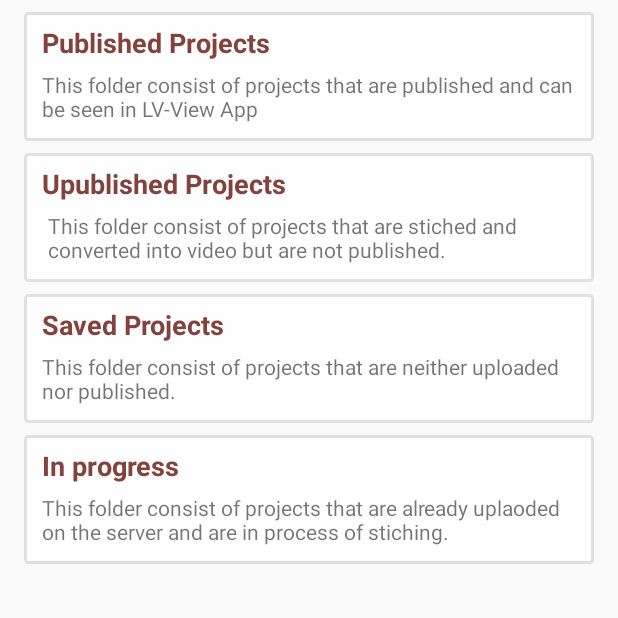
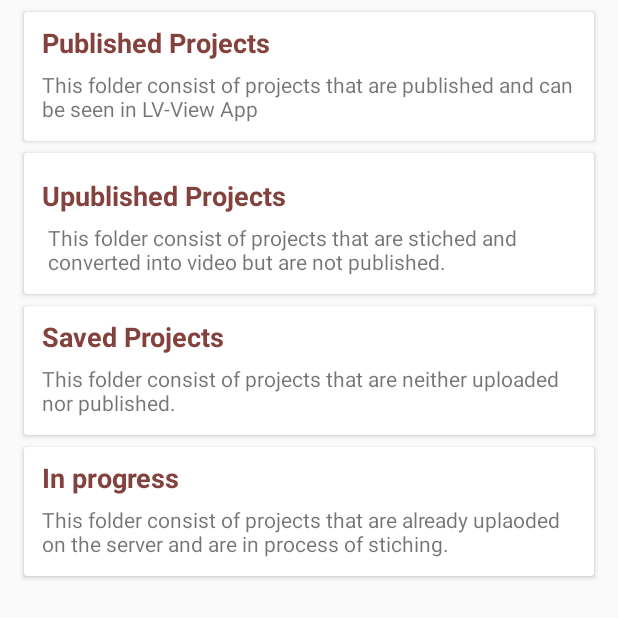
Before and after one commit to Adishah3103/LVCreate, an Android app: the fragment ProjectFragment shown on its own in the app's theme, on a phone screen of 412 x 824 dp. Shown: the top 618 px of the screen. Run offline under Robolectric (Android 15) with nearby library versions, the phone set to English and light mode, and no system bars.

Commit message:
Use CardView for ProjectFragment
Signed-off-by: Antariksh C <antarikshc@gmail.com>

```diff
--- a/app/build.gradle
+++ b/app/build.gradle
@@ -35,4 +35,5 @@ dependencies {
     implementation 'com.android.volley:volley:1.1.0'
     implementation 'com.google.code.gson:gson:2.8.2'
 
+    implementation 'com.android.support:cardview-v7:27.1.1'
 }
--- a/app/src/main/res/drawable/dash_project_btn.xml
+++ /dev/null
@@ -1,13 +0,0 @@
-<?xml version="1.0" encoding="utf-8"?>
-<shape xmlns:android="http://schemas.android.com/apk/res/android"
-    android:shape="rectangle">
-    <corners
-        android:bottomLeftRadius="2dp"
-        android:bottomRightRadius="2dp"
-        android:topLeftRadius="2dp"
-        android:topRightRadius="2dp" />
-    <stroke
-        android:width="2dp"
-        android:color="#e0e0e0" />
-    <solid android:color="#fefefe" />
-</shape>
--- a/app/src/main/res/layout/fragment_project.xml
+++ b/app/src/main/res/layout/fragment_project.xml
@@ -3,6 +3,17 @@
     xmlns:app="http://schemas.android.com/apk/res-auto"
     android:layout_width="match_parent"
     android:layout_height="match_parent">
+
+    <android.support.v7.widget.CardView
+        android:id="@+id/cardView"
+        android:layout_width="0dp"
+        android:layout_height="wrap_content"
+        android:layout_marginEnd="16dp"
+        android:layout_marginStart="16dp"
+        android:layout_marginTop="8dp"
+        app:layout_constraintEnd_toEndOf="parent"
+        app:layout_constraintStart_toStartOf="parent"
+        app:layout_constraintTop_toTopOf="parent">
 
         <android.support.constraint.ConstraintLayout
             android:id="@+id/published_project_layout"
@@ -28,13 +39,26 @@
 
         </android.support.constraint.ConstraintLayout>
 
+    </android.support.v7.widget.CardView>
+
+    <android.support.v7.widget.CardView
+        android:id="@+id/cardView3"
+        android:layout_width="0dp"
+        android:layout_height="wrap_content"
+        android:layout_marginEnd="16dp"
+        android:layout_marginStart="16dp"
+        android:layout_marginTop="8dp"
+        app:layout_constraintEnd_toEndOf="parent"
+        app:layout_constraintStart_toStartOf="parent"
+        app:layout_constraintTop_toBottomOf="@+id/cardView">
+
         <android.support.constraint.ConstraintLayout
             android:id="@+id/uploaded_project_layout"
             style="@style/ProjectDashboardLayout"
+            android:layout_marginTop="8dp"
             app:layout_constraintEnd_toEndOf="parent"
-        app:layout_constraintHorizontal_bias="0.0"
             app:layout_constraintStart_toStartOf="parent"
-        app:layout_constraintTop_toBottomOf="@+id/published_project_layout">
+            app:layout_constraintTop_toBottomOf="@+id/cardView">
 
             <TextView
                 android:id="@+id/uploaded_project_title"
@@ -54,10 +78,22 @@
 
         </android.support.constraint.ConstraintLayout>
 
+    </android.support.v7.widget.CardView>
+
+    <android.support.v7.widget.CardView
+        android:id="@+id/cardView4"
+        android:layout_width="0dp"
+        android:layout_height="wrap_content"
+        android:layout_marginEnd="16dp"
+        android:layout_marginStart="16dp"
+        android:layout_marginTop="8dp"
+        app:layout_constraintEnd_toEndOf="parent"
+        app:layout_constraintStart_toStartOf="parent"
+        app:layout_constraintTop_toBottomOf="@+id/cardView3">
+
         <android.support.constraint.ConstraintLayout
             android:id="@+id/saved_project_layout"
             style="@style/ProjectDashboardLayout"
-        android:layout_marginTop="8dp"
             app:layout_constraintEnd_toEndOf="parent"
             app:layout_constraintStart_toStartOf="parent"
             app:layout_constraintTop_toBottomOf="@+id/uploaded_project_layout">
@@ -79,10 +115,22 @@
 
         </android.support.constraint.ConstraintLayout>
 
+    </android.support.v7.widget.CardView>
+
+    <android.support.v7.widget.CardView
+        android:layout_width="0dp"
+        android:layout_height="wrap_content"
+        android:layout_marginEnd="16dp"
+        android:layout_marginStart="16dp"
+        android:layout_marginTop="8dp"
+        android:paddingBottom="@dimen/padding_12_dp"
+        app:layout_constraintEnd_toEndOf="parent"
+        app:layout_constraintStart_toStartOf="parent"
+        app:layout_constraintTop_toBottomOf="@+id/cardView4">
+
         <android.support.constraint.ConstraintLayout
             android:id="@+id/uploading_project_layout"
             style="@style/ProjectDashboardLayout"
-        android:layout_marginTop="8dp"
             app:layout_constraintEnd_toEndOf="parent"
             app:layout_constraintStart_toStartOf="parent"
             app:layout_constraintTop_toBottomOf="@+id/saved_project_layout">
@@ -103,6 +151,6 @@
                 app:layout_constraintTop_toBottomOf="@+id/uploading_project_title" />
 
         </android.support.constraint.ConstraintLayout>
-
+    </android.support.v7.widget.CardView>
 
 </android.support.constraint.ConstraintLayout>
--- a/app/src/main/res/values/styles.xml
+++ b/app/src/main/res/values/styles.xml
@@ -40,10 +40,6 @@
     <style name="ProjectDashboardLayout">
         <item name="android:layout_width">match_parent</item>
         <item name="android:layout_height">wrap_content</item>
-        <item name="android:layout_marginEnd">16dp</item>
-        <item name="android:layout_marginStart">16sp</item>
-        <item name="android:layout_marginTop">8dp</item>
-        <item name="android:background">@drawable/dash_project_btn</item>
         <item name="android:paddingTop">8dp</item>
     </style>
 
```
Also changed, not shown: app/src/main/res/drawable/dash_project_open.xml (deleted, +0 -10 lines), app/src/main/res/layout/fragment_home.xml (+4 -16 lines). Lines whose indentation alone changed are shown as unchanged.
